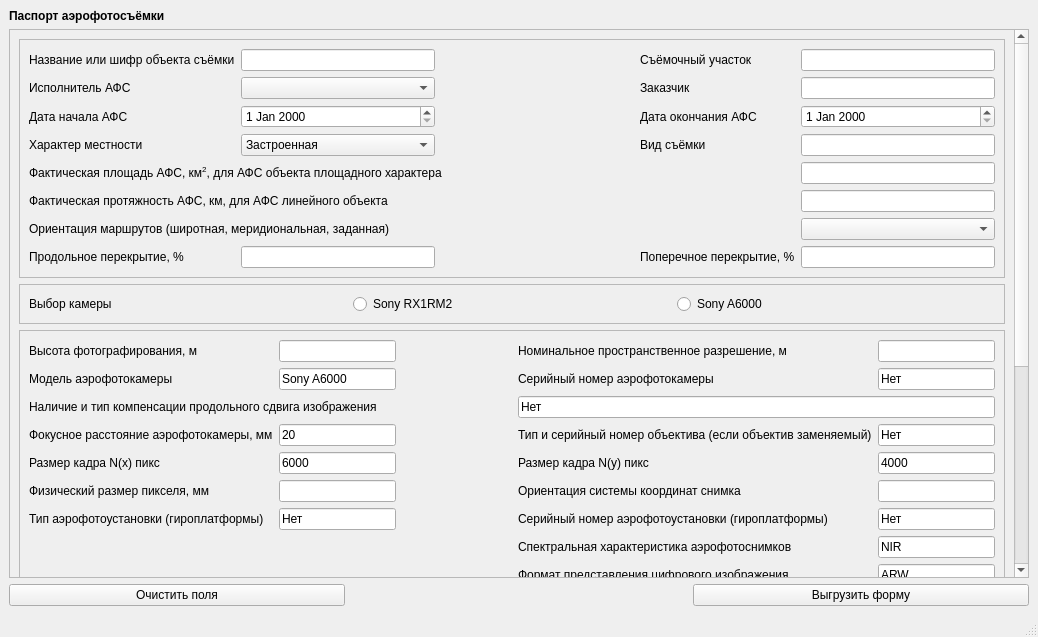
First picture: the form in Aerial_Photography_GUI_dialog_base.ui, repository ji-tf/aerial_photography_gui, before the edit.
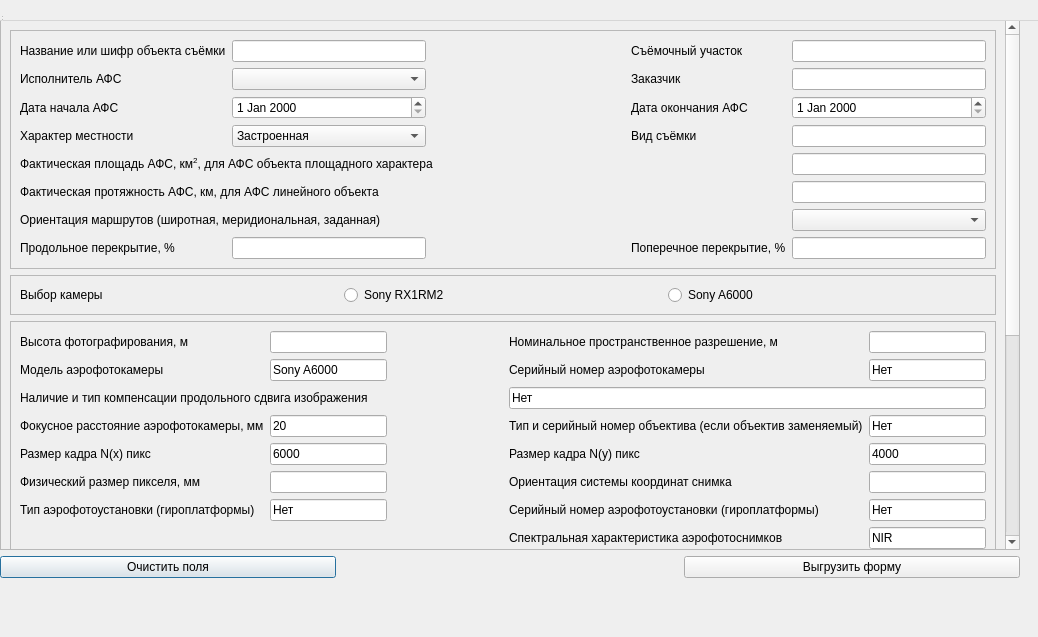
Second picture: the form after the edit. Custom widgets are drawn as their Qt base class.

Commit message: Aerial_Photography_GUI_dialog interface

```diff
--- a/Aerial_Photography_GUI_dialog_base.ui
+++ b/Aerial_Photography_GUI_dialog_base.ui
@@ -1,7 +1,7 @@
 <?xml version="1.0" encoding="UTF-8"?>
 <ui version="4.0">
  <class>AerialPhotographyGUIDialogBase</class>
- <widget class="QMainWindow" name="AerialPhotographyGUIDialogBase">
+ <widget class="QDialog" name="AerialPhotographyGUIDialogBase">
   <property name="geometry">
    <rect>
     <x>0</x>
```
The commit also changes 2 other files.
